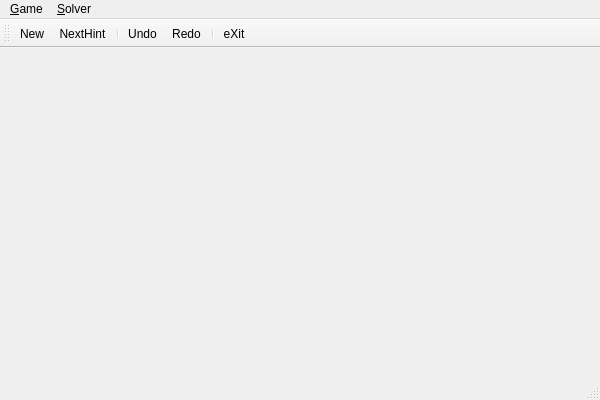
This is FreeCell/QtFreeCell/MainWindow.ui in vivisuke/FreeCell as Qt 5 draws it before an edit. The edited form follows.
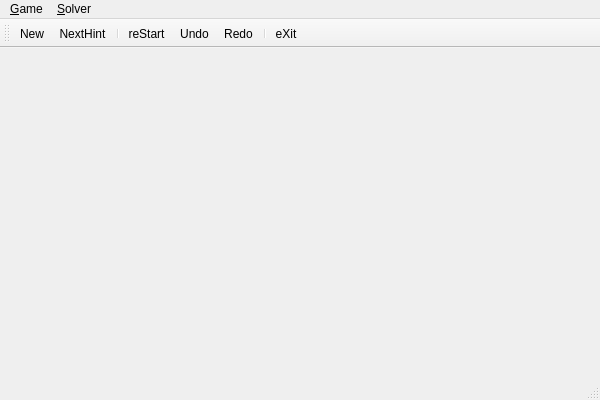
This is the edited form. Icons and pictures are not drawn.

Patch:
```diff
--- a/FreeCell/QtFreeCell/MainWindow.ui
+++ b/FreeCell/QtFreeCell/MainWindow.ui
@@ -53,6 +53,7 @@
    <addaction name="action_New"/>
    <addaction name="action_NextHint"/>
    <addaction name="separator"/>
+   <addaction name="actionre_Start"/>
    <addaction name="action_Undo"/>
    <addaction name="action_Redo"/>
    <addaction name="separator"/>
@@ -104,6 +105,15 @@
     <string>&amp;NextHint</string>
    </property>
   </action>
+  <action name="actionre_Start">
+   <property name="icon">
+    <iconset resource="MainWindow.qrc">
+     <normaloff>:/MainWindow/Resources/renew_black.png</normaloff>:/MainWindow/Resources/renew_black.png</iconset>
+   </property>
+   <property name="text">
+    <string>re&amp;Start</string>
+   </property>
+  </action>
  </widget>
  <layoutdefault spacing="6" margin="11"/>
  <resources>
```
Left out of the diff: 3 changed lines with no effect on the pictures.
